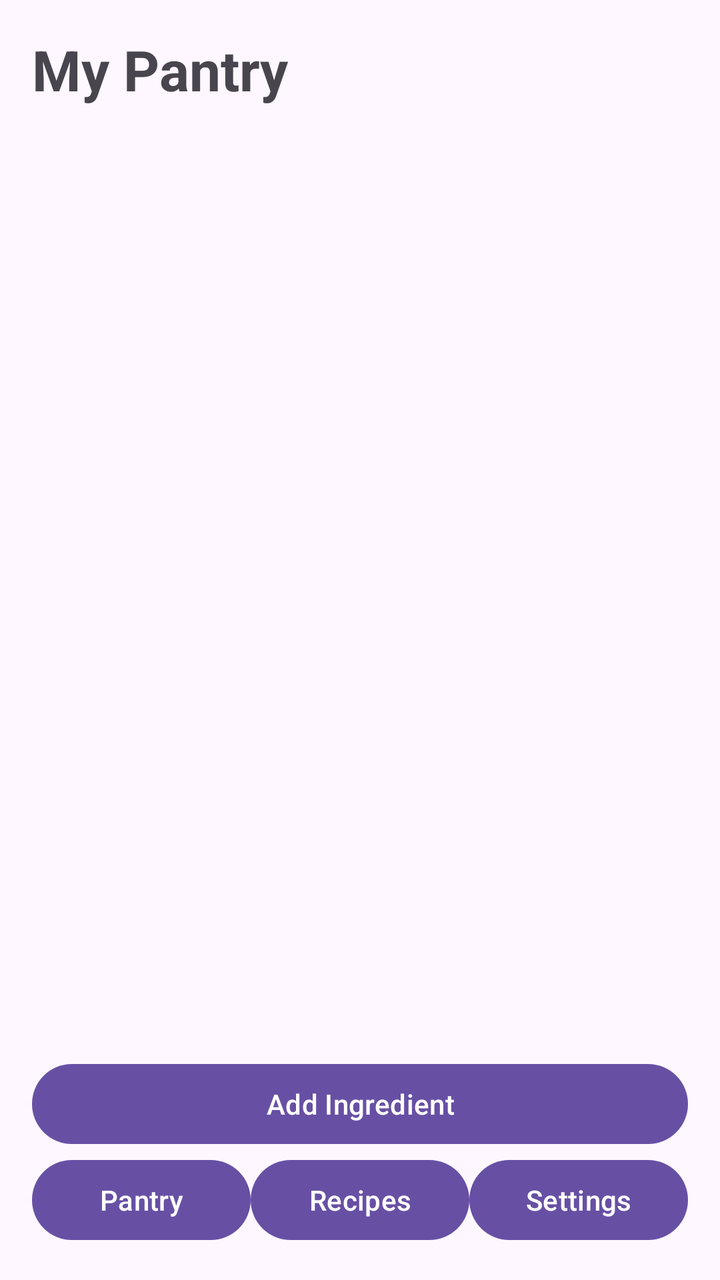
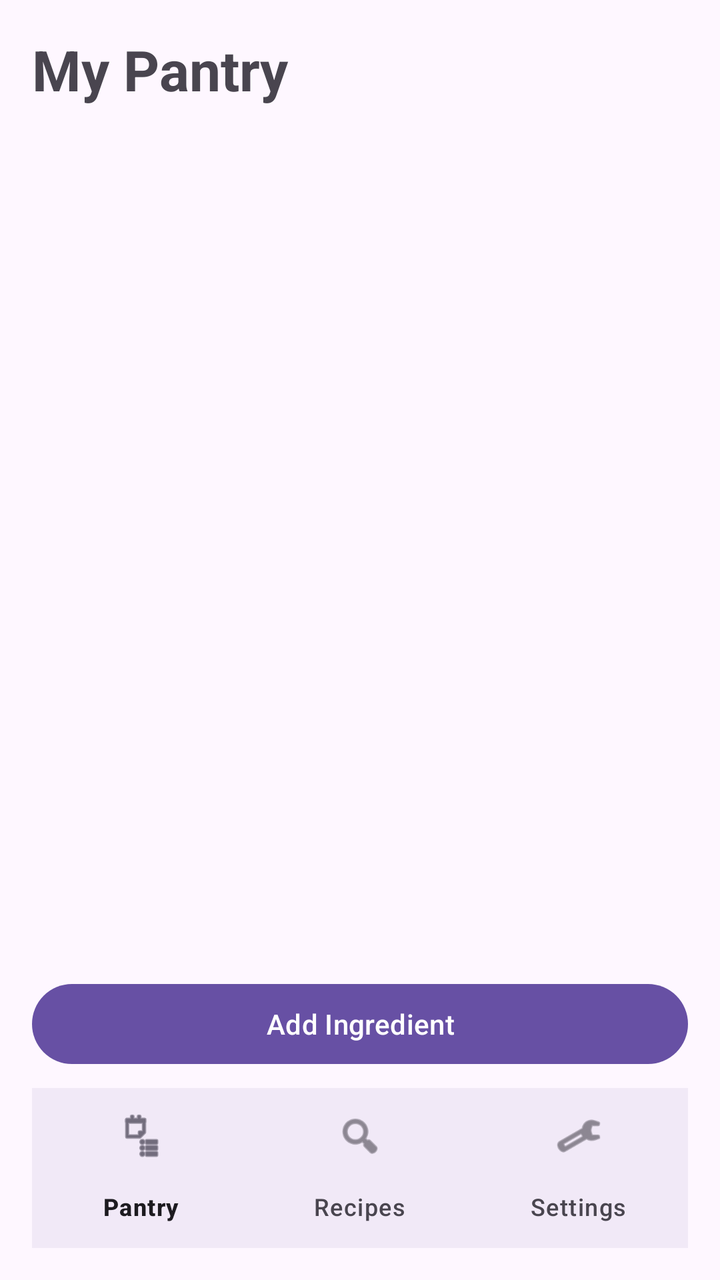

The first picture is an Android layout as it rendered before a commit; the second is the same layout after the commit. The layout source and the unified diff follow.
<!-- AndroidManifest.xml: application theme Theme.SmartPantryManager -->
<!-- res/layout/activity_pantry.xml -->
<?xml version="1.0" encoding="utf-8"?>
<LinearLayout
    xmlns:android="http://schemas.android.com/apk/res/android"
    android:layout_width="match_parent"
    android:layout_height="match_parent"
    android:orientation="vertical"
    android:padding="16dp">

    <TextView
        android:layout_width="match_parent"
        android:layout_height="wrap_content"
        android:text="My Pantry"
        android:textStyle="bold"
        android:textSize="28sp"
        android:paddingBottom="8dp"/>

    <TextView
        android:id="@+id/tvEmptyPantry"
        android:layout_width="match_parent"
        android:layout_height="wrap_content"
        android:text="Your pantry is empty. Add your first ingredient."
        android:textSize="16sp"
        android:gravity="center"
        android:padding="20dp"
        android:visibility="gone"/>

    <androidx.recyclerview.widget.RecyclerView
        android:id="@+id/recyclerPantry"
        android:layout_width="match_parent"
        android:layout_height="0dp"
        android:layout_weight="1"/>

    <Button
        android:id="@+id/btnAddIngredient"
        android:layout_width="match_parent"
        android:layout_height="wrap_content"
        android:text="Add Ingredient"/>

    <LinearLayout
        android:layout_width="match_parent"
        android:layout_height="wrap_content"
        android:orientation="horizontal">

        <Button
            android:id="@+id/btnPantry"
            android:layout_width="0dp"
            android:layout_height="wrap_content"
            android:layout_weight="1"
            android:text="Pantry"/>

        <Button
            android:id="@+id/btnRecipes"
            android:layout_width="0dp"
            android:layout_height="wrap_content"
            android:layout_weight="1"
            android:text="Recipes"/>

        <Button
            android:id="@+id/btnSettings"
            android:layout_width="0dp"
            android:layout_height="wrap_content"
            android:layout_weight="1"
            android:text="Settings"/>

    </LinearLayout>

</LinearLayout>
<!-- resources referenced by this layout -->
<resources>
  <style name="Theme.SmartPantryManager" parent="Base.Theme.SmartPantryManager" />
  <style name="Base.Theme.SmartPantryManager" parent="Theme.Material3.DayNight.NoActionBar">
          
          
      </style>
</resources>

<!-- the commit's change to res/layout/activity_pantry.xml (unified diff, before → after) -->
@@ -1,19 +1,23 @@
 <?xml version="1.0" encoding="utf-8"?>
 <LinearLayout
     xmlns:android="http://schemas.android.com/apk/res/android"
+    xmlns:app="http://schemas.android.com/apk/res-auto"
     android:layout_width="match_parent"
     android:layout_height="match_parent"
     android:orientation="vertical"
     android:padding="16dp">
 
+    
     <TextView
+        android:id="@+id/tvPantryTitle"
         android:layout_width="match_parent"
         android:layout_height="wrap_content"
         android:text="My Pantry"
+        android:textSize="28sp"
         android:textStyle="bold"
-        android:textSize="28sp"
-        android:paddingBottom="8dp"/>
+        android:layout_marginBottom="12dp" />
 
+    
     <TextView
         android:id="@+id/tvEmptyPantry"
         android:layout_width="match_parent"
@@ -21,47 +25,34 @@
         android:text="Your pantry is empty. Add your first ingredient."
         android:textSize="16sp"
         android:gravity="center"
-        android:padding="20dp"
-        android:visibility="gone"/>
+        android:padding="16dp"
+        android:visibility="gone" />
 
+    
     <androidx.recyclerview.widget.RecyclerView
         android:id="@+id/recyclerPantry"
         android:layout_width="match_parent"
         android:layout_height="0dp"
-        android:layout_weight="1"/>
+        android:layout_weight="1"
+        android:clipToPadding="false"
+        android:paddingBottom="8dp" />
 
+    
     <Button
         android:id="@+id/btnAddIngredient"
         android:layout_width="match_parent"
         android:layout_height="wrap_content"
-        android:text="Add Ingredient"/>
+        android:text="Add Ingredient"
+        android:layout_marginTop="8dp"
+        android:layout_marginBottom="8dp" />
 
-    <LinearLayout
+    
+    <com.google.android.material.bottomnavigation.BottomNavigationView
+        android:id="@+id/bottomNavigation"
         android:layout_width="match_parent"
         android:layout_height="wrap_content"
-        android:orientation="horizontal">
-
-        <Button
-            android:id="@+id/btnPantry"
-            android:layout_width="0dp"
-            android:layout_height="wrap_content"
-            android:layout_weight="1"
-            android:text="Pantry"/>
-
-        <Button
-            android:id="@+id/btnRecipes"
-            android:layout_width="0dp"
-            android:layout_height="wrap_content"
-            android:layout_weight="1"
-            android:text="Recipes"/>
-
-        <Button
-            android:id="@+id/btnSettings"
-            android:layout_width="0dp"
-            android:layout_height="wrap_content"
-            android:layout_weight="1"
-            android:text="Settings"/>
-
-    </LinearLayout>
+        android:background="?android:attr/windowBackground"
+        app:labelVisibilityMode="labeled"
+        app:menu="@menu/bottom_navigation_menu" />
 
 </LinearLayout>
